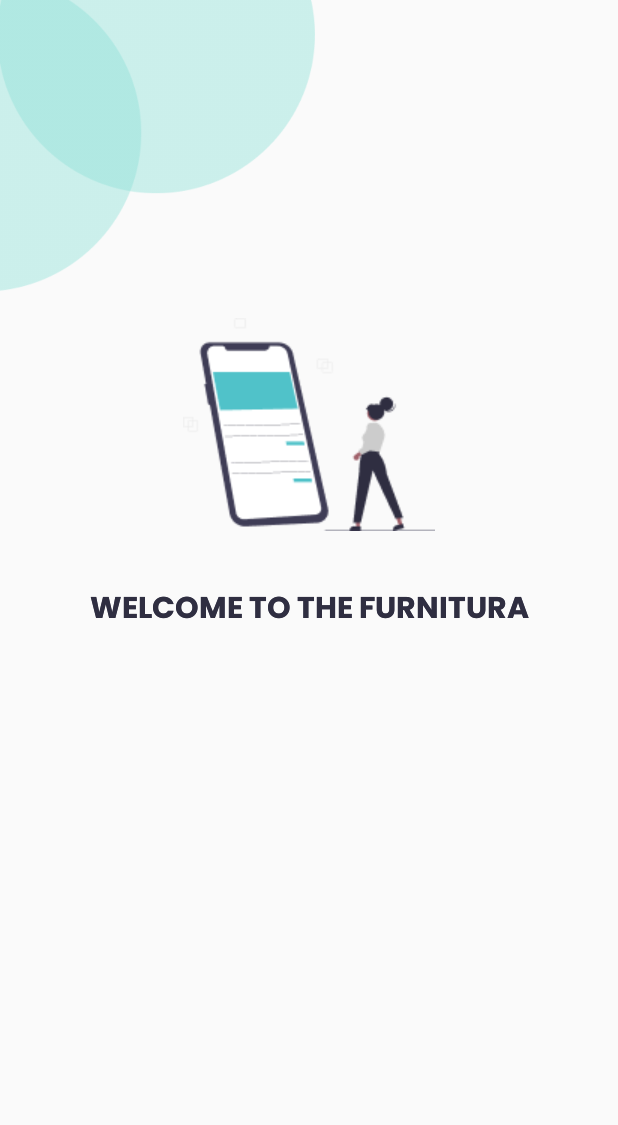
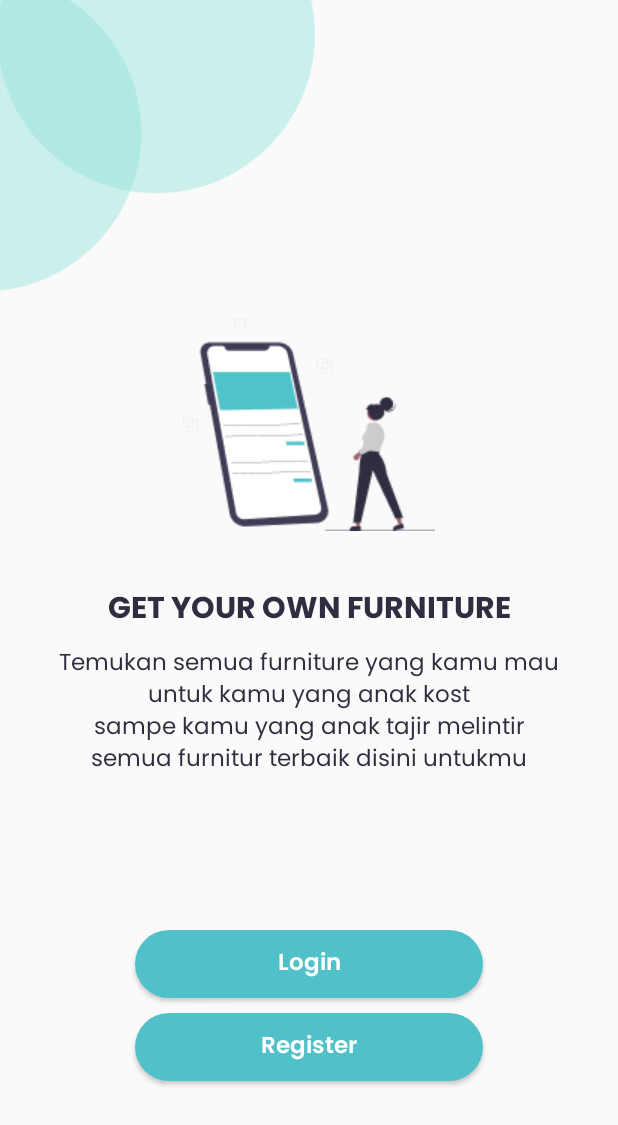
Before and after one commit to frostdev03/Furnitura, an Android app: the WelcomeActivity screen opened directly, with no data from a screen before it, on a phone screen of 412 x 824 dp. Shown: the top 1125 px of the screen. Run offline under Robolectric (Android 15) with nearby library versions, the phone set to English and light mode, and no system bars.

Commit message:
loginregist

```diff
--- /dev/null
+++ b/app/src/main/res/drawable/btn_style.xml
@@ -0,0 +1,9 @@
+<?xml version="1.0" encoding="utf-8"?>
+<shape
+    android:shape="rectangle"
+    xmlns:android="http://schemas.android.com/apk/res/android">
+
+    <solid android:color="@color/btn_color"/>
+    <corners android:radius="30dp"/>
+
+</shape>
--- a/app/src/main/res/layout/activity_welcome.xml
+++ b/app/src/main/res/layout/activity_welcome.xml
@@ -27,9 +27,10 @@
         android:layout_marginTop="12dp"/>
 
     <TextView
+        android:id="@+id/title"
         android:layout_width="wrap_content"
         android:layout_height="wrap_content"
-        android:text="Welcome to the Furnitura"
+        android:text="GET YOUR OWN FURNITURE"
         android:layout_below="@+id/vector_img"
         android:layout_alignParentStart="true"
         android:layout_alignParentEnd="true"
@@ -40,19 +41,52 @@
         android:fontFamily="@font/poppinsbold"
         android:layout_marginTop="35dp"/>
 
-
     <TextView
+        android:id="@+id/description"
         android:layout_width="wrap_content"
         android:layout_height="wrap_content"
-        android:text="Welcome to the Furnitura"
-        android:layout_below="@+id/vector_img"
+        android:text="Temukan semua furniture yang kamu mau\nuntuk kamu yang anak kost\nsampe kamu yang anak tajir melintir\nsemua furnitur terbaik disini untukmu"
+        android:layout_below="@+id/title"
         android:layout_alignParentStart="true"
         android:layout_alignParentEnd="true"
         android:textColor="#2F2E41"
         android:textAlignment="center"
-        android:textSize="20sp"
-        android:textAllCaps="true"
-        android:fontFamily="@font/poppinsbold"
-        android:layout_marginTop="35dp"/>
+        android:textSize="15sp"
+        android:fontFamily="@font/poppinsregular"
+        android:layout_marginTop="5dp"/>
+
+    <Button
+        android:id="@+id/btn_login"
+        android:layout_width="wrap_content"
+        android:layout_height="45dp"
+        android:layout_below="@+id/description"
+        android:layout_alignParentStart="true"
+        android:layout_alignParentEnd="true"
+        android:layout_marginTop="100dp"
+        android:layout_marginStart="90dp"
+        android:layout_marginEnd="90dp"
+        android:textSize="15sp"
+        android:background="@drawable/btn_style"
+        android:textColor="@color/white"
+        android:fontFamily="@font/poppinssemibold"
+        android:textAllCaps="false"
+        android:text="Login" />
+
+    <Button
+        android:id="@+id/btn_register"
+        android:layout_width="wrap_content"
+        android:layout_height="45dp"
+        android:layout_below="@+id/btn_login"
+        android:layout_alignParentStart="true"
+        android:layout_alignParentEnd="true"
+        android:layout_marginTop="10dp"
+        android:layout_marginStart="90dp"
+        android:layout_marginEnd="90dp"
+        android:textSize="15sp"
+        android:background="@drawable/btn_style"
+        android:textColor="@color/white"
+        android:fontFamily="@font/poppinssemibold"
+        android:textAllCaps="false"
+        android:text="Register" />
 
 </RelativeLayout>
--- a/app/src/main/res/values/colors.xml
+++ b/app/src/main/res/values/colors.xml
@@ -14,4 +14,5 @@
     <color name="tab_indicator_gray">#C0C0C0</color>
     <color name="intro_title_col">#000000</color>
     <color name="intro_desc_col">#656565</color>
+    <color name="btn_color">#50C1C8</color>
 </resources>
```
Also changed, not shown: app/src/main/AndroidManifest.xml (+14 -0 lines), app/src/main/java/com/frostdev/furnitura/LoginActivity.java (added, +14 -0 lines), app/src/main/java/com/frostdev/furnitura/RegisterAcivity.java (added, +14 -0 lines), app/src/main/res/layout/activity_login.xml (added, +9 -0 lines), app/src/main/res/layout/activity_register_acivity.xml (added, +9 -0 lines).
